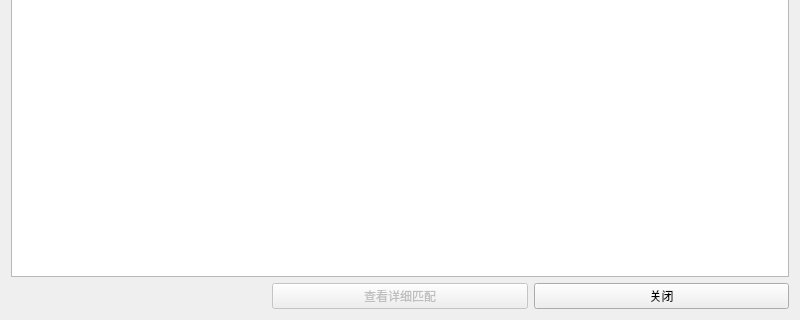
guderianXu/plascan, file src/gui/dialogs/MatchPairSelectorDialog.ui: the form before one commit; both pictures show x 0 to 800 and y 280 to 600 of the 800 by 600 pixel window.
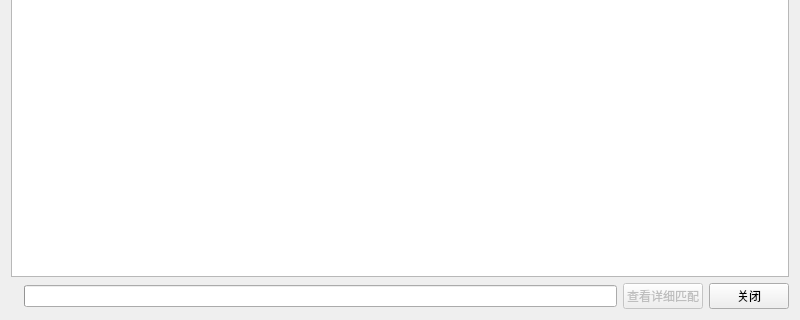
The form after the commit.

```diff
--- a/src/gui/dialogs/MatchPairSelectorDialog.ui
+++ b/src/gui/dialogs/MatchPairSelectorDialog.ui
@@ -95,6 +95,19 @@
        </property>
       </widget>
      </item>
+     <item>
+      <widget class="QProgressBar" name="m_scanProgressBar">
+       <property name="minimumWidth">
+        <number>220</number>
+       </property>
+       <property name="maximumWidth">
+        <number>360</number>
+       </property>
+       <property name="textVisible">
+        <bool>false</bool>
+       </property>
+      </widget>
+     </item>
      <item>
       <widget class="QPushButton" name="m_viewDetailBtn">
        <property name="enabled">
```
